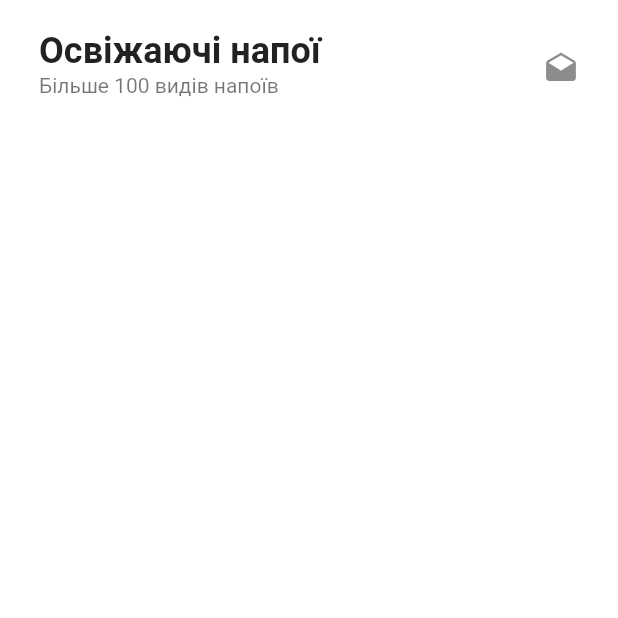
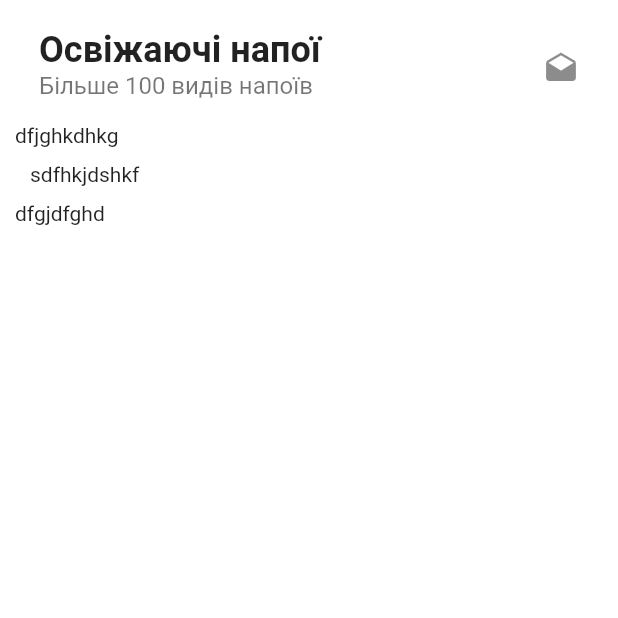
Before and after one commit to PeretsFlutter/flutter_shop, a Flutter app: the screen it shows after launch, on a phone screen of 412 x 824 dp, the top half of it. Run offline on Flutter 3.47's test engine with Material 2 defaults, Android fonts, the phone set to English and light mode, and no system bars; our stand-ins replace google_fonts; Roboto replaces fonts that are missing (Marmelad).

```diff
--- a/lib/pages/home.dart
+++ b/lib/pages/home.dart
@@ -22,14 +22,28 @@ class HomePage extends StatelessWidget {
                     'Освіжаючі напої',
                     style: TextStyle(fontSize: 24, fontWeight: FontWeight.bold),
                   ),
-                  subtitle: Text('Більше 100 видів напоїв'),
+                  subtitle: Text(
+                    'Більше 100 видів напоїв',
+                    style: TextStyle(fontSize: 16),
+                  ),
                   trailing: Icon(Icons.drafts),
                 ),
               ),
+              Container(
+                child: Text('dfjghkdhkg'),
+              ),
+              Padding(
+                padding: const EdgeInsets.all(10.0),
+                child: Text('sdfhkjdshkf'),
+              ),
+              Container(
+                child: Text('dfgjdfghd'),
+              )
             ],
           ),
         ),
       ),
+      //Bottom
     );
   }
 }
```
Also changed, not shown: lib/models/cart.dart (added, +21 -0 lines), lib/models/product.dart (added, +65 -0 lines).
